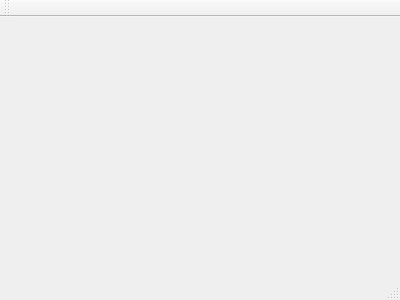
This is student/06/timer/mainwindow.ui in jingjingyang0803/Cpp-OOP-Qt-Exercises as Qt 5 draws it before an edit. The edited form follows.
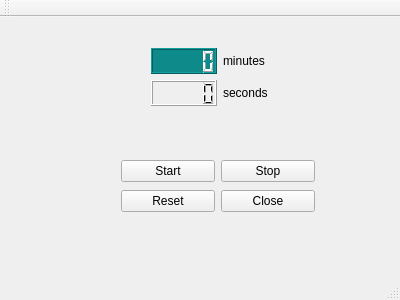
This is the edited form.

Commit message: exercise: week 6 Qt timer - construct the user interface

Diff of the .ui file:
```diff
--- a/student/06/timer/mainwindow.ui
+++ b/student/06/timer/mainwindow.ui
@@ -12,13 +12,114 @@
   <property name="windowTitle" >
    <string>MainWindow</string>
   </property>
-  <widget class="QMenuBar" name="menuBar" />
-  <widget class="QToolBar" name="mainToolBar" />
-  <widget class="QWidget" name="centralWidget" />
-  <widget class="QStatusBar" name="statusBar" />
+  <widget class="QWidget" name="centralWidget">
+   <widget class="QWidget" name="gridLayoutWidget">
+    <property name="geometry">
+     <rect>
+      <x>140</x>
+      <y>20</y>
+      <width>160</width>
+      <height>80</height>
+     </rect>
+    </property>
+    <layout class="QGridLayout" name="gridLayout">
+     <item row="0" column="0">
+      <widget class="QLCDNumber" name="lcdNumberSec">
+       <property name="styleSheet">
+        <string notr="true">#lcdNumberSec {
+    background-color: #0f8a8a;
+    color: white;
+}
+
+#lcdNumberMin {
+    background-color: #008000;
+    color: white;
+}
+</string>
+       </property>
+      </widget>
+     </item>
+     <item row="1" column="0">
+      <widget class="QLCDNumber" name="lcdNumberMin"/>
+     </item>
+     <item row="0" column="1">
+      <widget class="QLabel" name="label">
+       <property name="text">
+        <string>minutes</string>
+       </property>
+      </widget>
+     </item>
+     <item row="1" column="1">
+      <widget class="QLabel" name="label_2">
+       <property name="text">
+        <string>seconds</string>
+       </property>
+      </widget>
+     </item>
+    </layout>
+   </widget>
+   <widget class="QWidget" name="gridLayoutWidget_2">
+    <property name="geometry">
+     <rect>
+      <x>110</x>
+      <y>130</y>
+      <width>216</width>
+      <height>80</height>
+     </rect>
+    </property>
+    <layout class="QGridLayout" name="gridLayout_2">
+     <item row="0" column="0">
+      <widget class="QPushButton" name="startButton">
+       <property name="text">
+        <string>Start</string>
+       </property>
+      </widget>
+     </item>
+     <item row="1" column="0">
+      <widget class="QPushButton" name="resetButton">
+       <property name="text">
+        <string>Reset</string>
+       </property>
+      </widget>
+     </item>
+     <item row="0" column="1">
+      <widget class="QPushButton" name="stopButton">
+       <property name="text">
+        <string>Stop</string>
+       </property>
+      </widget>
+     </item>
+     <item row="1" column="1">
+      <widget class="QPushButton" name="closeButton">
+       <property name="text">
+        <string>Close</string>
+       </property>
+      </widget>
+     </item>
+    </layout>
+   </widget>
+  </widget>
+  <widget class="QMenuBar" name="menuBar">
+   <property name="geometry">
+    <rect>
+     <x>0</x>
+     <y>0</y>
+     <width>400</width>
+     <height>33</height>
+    </rect>
+   </property>
+  </widget>
+  <widget class="QToolBar" name="mainToolBar">
+   <attribute name="toolBarArea">
+    <enum>TopToolBarArea</enum>
+   </attribute>
+   <attribute name="toolBarBreak">
+    <bool>false</bool>
+   </attribute>
+  </widget>
+  <widget class="QStatusBar" name="statusBar"/>
  </widget>
- <layoutDefault spacing="6" margin="11" />
- <pixmapfunction></pixmapfunction>
+ <layoutdefault spacing="6" margin="11"/>
  <resources/>
  <connections/>
 </ui>
```
Left out of the diff: 7 changed lines with no effect on the pictures.
